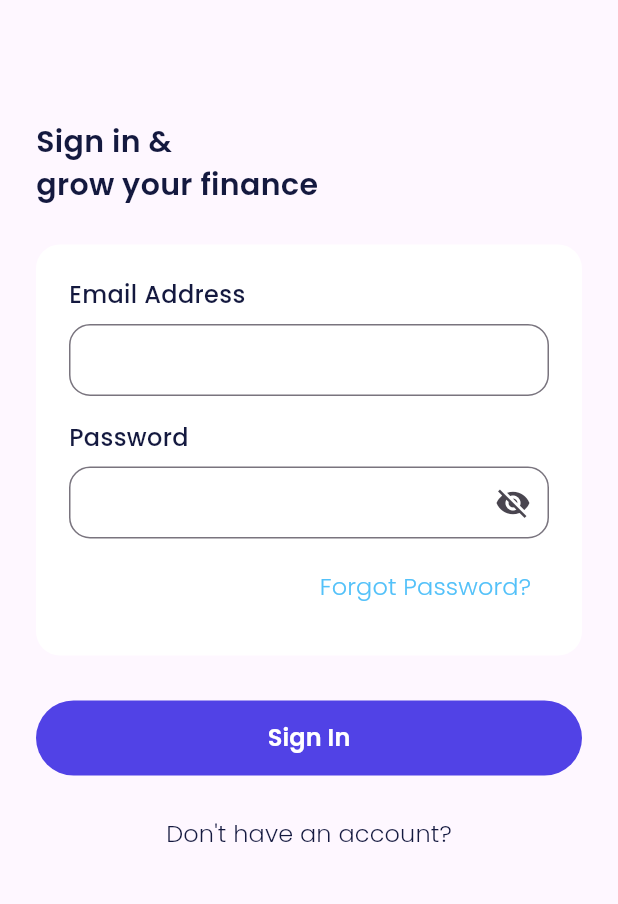
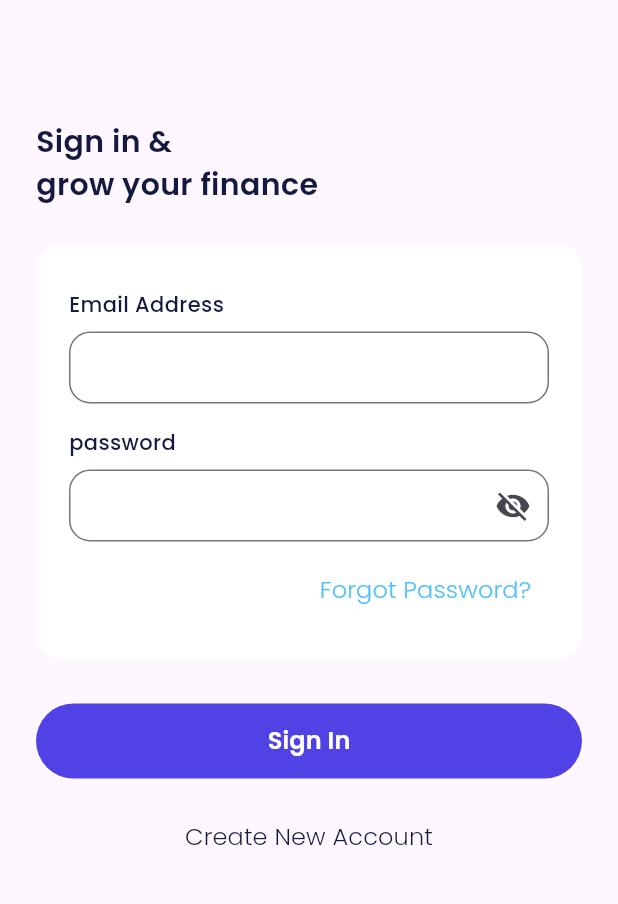
Before and after one commit to difadlyaulhaq/seamless-ewallet, a Flutter app: the LoginPage screen opened by its route, on a phone screen of 412 x 824 dp, the part 225-1129 px from its top. Run offline on Flutter 3.47's test engine with Material 3 defaults, Android fonts, the phone set to English and light mode, and no system bars; our stand-ins replace carousel_slider, go_router, google_fonts.

Commit message:
feat: implement custom widget

```diff
--- a/lib/ui/pages/sign_in.dart
+++ b/lib/ui/pages/sign_in.dart
@@ -1,6 +1,8 @@
 import 'package:flutter/material.dart';
 import 'package:go_router/go_router.dart';
 import 'package:seamless/shared/theme.dart';
+import 'package:seamless/ui/widgets/buttons.dart';
+import 'package:seamless/ui/widgets/forms.dart';
 
 class LoginPage extends StatefulWidget {
   const LoginPage({super.key});
@@ -51,58 +53,21 @@ class _LoginPageState extends State<LoginPage> {
                 Column(
                   crossAxisAlignment: CrossAxisAlignment.start,
                   children: [
-                    Text(
-                      "Email Address",
-                      style: blackTextStyle.copyWith(
-                        fontSize: 16,
-                        fontWeight: medium,
-                      ),
-                    ),
                     const SizedBox(height: 8),
-                    TextFormField(
-                      decoration: InputDecoration(
-                        border: OutlineInputBorder(
-                          borderRadius: BorderRadius.circular(14),
-                        ),
-                        contentPadding: const EdgeInsets.all(12),
-                      ),
+                    CustomFormField(
+                      title: "Email Address",
+                      controller: TextEditingController(),
+                      onFieldSubmitted: (value) {
+                        // Handle email submission
+                      },
                     ),
                   ],
                 ),
                 const SizedBox(height: 16),
-                // Password
-                Column(
-                  crossAxisAlignment: CrossAxisAlignment.start,
-                  children: [
-                    Text(
-                      "Password",
-                      style: blackTextStyle.copyWith(
-                        fontSize: 16,
-                        fontWeight: medium,
-                      ),
-                    ),
-                    const SizedBox(height: 8),
-                    TextFormField(
-                      obscureText: isObscure,
-                      decoration: InputDecoration(
-                        suffixIcon: IconButton(
-                          icon: Icon(
-                            isObscure ? Icons.visibility_off : Icons.visibility,
-                          ),
-                          onPressed: () {
-                            setState(() {
-                              isObscure = !isObscure;
-                            });
-                          },
-                        ),
-                        border: OutlineInputBorder(
-                          borderRadius: BorderRadius.circular(14),
-                        ),
-                        contentPadding: const EdgeInsets.all(12),
-                      ),
-                    ),
-                  ],
-                ),
+               CustomFormField(
+                title: "password",
+                obscureText: true,
+               ), // Password
                 const SizedBox(height: 8),
                 Align(
                   alignment: Alignment.centerRight,
@@ -120,42 +85,21 @@ class _LoginPageState extends State<LoginPage> {
             ),
           ),
           const SizedBox(height: 30),
-            SizedBox(
-              width: 150,
-              height: 50,
-              child: TextButton(
-                onPressed: () {
-
-              },
-              style: TextButton.styleFrom(
-              backgroundColor: purpleColor,
-              shape: RoundedRectangleBorder(
-              borderRadius: BorderRadius.circular(56),
-              ),
-          ),
-            child: Text(
-              "Sign In",
-            style: whiteTextStyle.copyWith(
-                  fontSize: 16,
-                  fontWeight: semiBold,
-                ),
-              ),
-            ),
+          CostumFilledButton(
+            onPressed: () {
+              context.go('/home'); // Ganti dengan route yang sesuai
+            },
+            title: "Sign In",
+            width: 200,
+            height: 50,
           ),
           const SizedBox(height: 15),
-         TextButton(
-            onPressed: () {
-              context.go('/sign-up'); // Ganti dengan route yang sesuai
-            },
-            child: Text(
-              "Don't have an account?",
-              style: blackTextStyle.copyWith(
-                fontSize: 16,
-                fontWeight: light,
-              ),
-              textAlign: TextAlign.center,
-            ),
-          ),
+         CostumTextButton(
+          title: "Create New Account",
+          onPressed: () {
+           context.go('/sign-up'); // Ganti dengan route yang sesuai
+         }
+         )
         ],
       ),
     );
--- a/lib/ui/widgets/buttons.dart
+++ b/lib/ui/widgets/buttons.dart
@@ -37,3 +37,32 @@
                   );
                 }
               }
+
+
+class CostumTextButton extends StatelessWidget {
+  final VoidCallback? onPressed;
+                    final String title;
+                    final double width;
+                    final double height;
+  const CostumTextButton({super.key,
+    this.onPressed,
+    required this.title,
+    this.width = double.infinity,
+    this.height = 50,
+  });
+
+  @override
+  Widget build(BuildContext context) {
+    return TextButton(
+        onPressed: onPressed,
+            child: Text(
+              title,
+              style: blackTextStyle.copyWith(
+                fontSize: 16,
+                fontWeight: light,
+              ),
+              textAlign: TextAlign.center,
+            ),
+          );
+  }
+}
```
Also changed, not shown: lib/ui/pages/onboarding_page.dart (+7 -36 lines).
